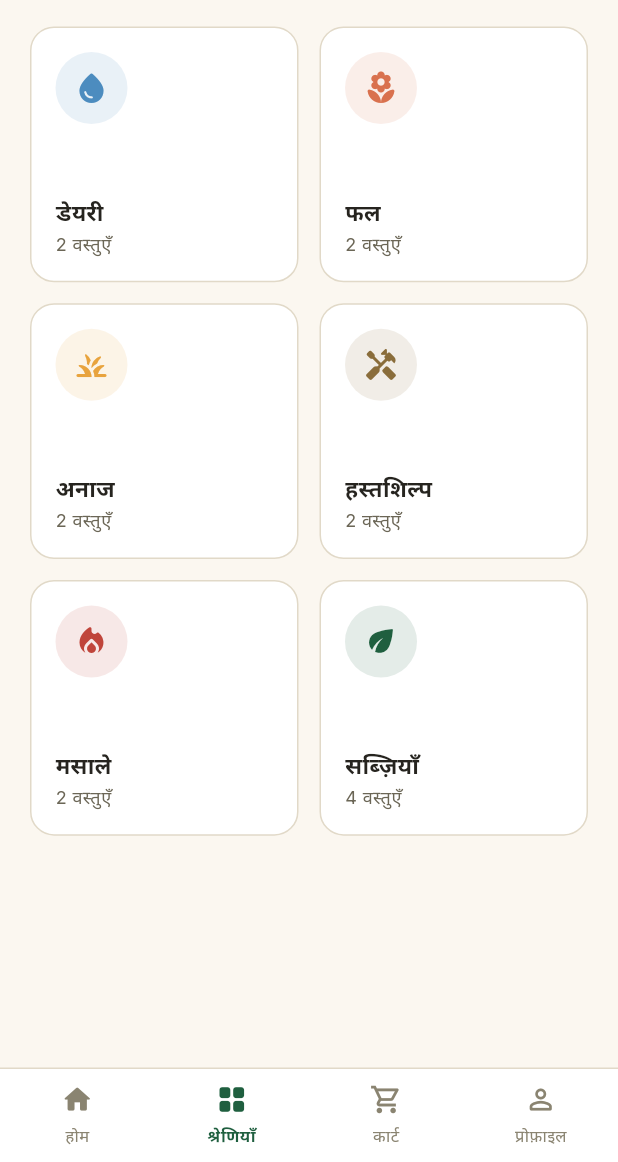
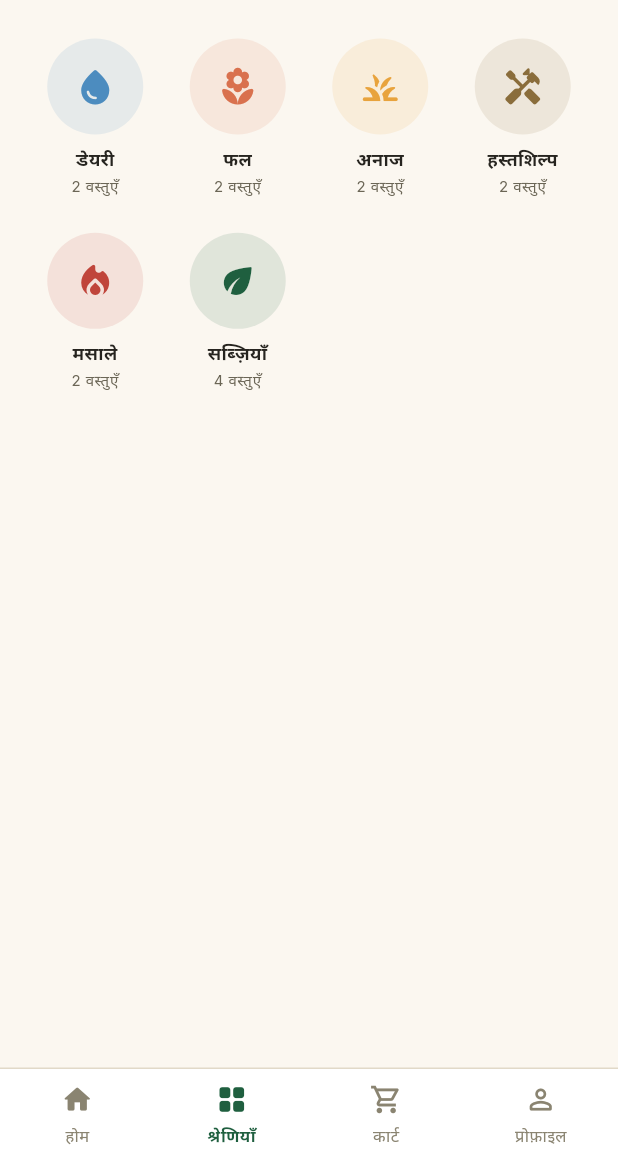
Before and after one commit to kusbilosho/kusbilo, a Flutter app: the screen it shows once a user with an empty profile is signed in, item 2 of the bottom bar chosen, on a phone screen of 412 x 824 dp, the part 74-1236 px from its top. Run offline on Flutter 3.47's test engine with Material 3 defaults, Android fonts, the phone set to English and light mode, and no system bars; our stand-ins replace cloud_firestore, cloud_functions, firebase_auth, firebase_core, firebase_messaging, firebase_storage and 11 more; missing offline and left inert: flutter_soloud, record; accounts and stored records are empty.

Commit message:
Update home_screen.dart

```diff
--- a/lib/features/home/presentation/screens/home_screen.dart
+++ b/lib/features/home/presentation/screens/home_screen.dart
@@ -528,16 +528,16 @@ class _CategoriesTab extends StatelessWidget {
           padding: const EdgeInsets.fromLTRB(20, 0, 20, 24),
           sliver: SliverGrid(
             gridDelegate: const SliverGridDelegateWithFixedCrossAxisCount(
-              crossAxisCount: 2,
-              mainAxisSpacing: 14,
-              crossAxisSpacing: 14,
-              childAspectRatio: 1.05,
+              crossAxisCount: 4,
+              mainAxisSpacing: 18,
+              crossAxisSpacing: 8,
+              childAspectRatio: 0.78,
             ),
             delegate: SliverChildBuilderDelegate(
               (context, i) {
                 final cat = catalog.categories[i];
                 final count = catalog.productsByCategory(cat.id).length;
-                return _CategoryBigCard(
+                return _CategoryGridTile(
                   label: cat.name(lang),
                   icon: cat.icon,
                   color: cat.color,
@@ -965,7 +965,12 @@ class _CategoryCircle extends StatelessWidget {
 }
 
 /// Bigger tappable category card used on the full Categories tab.
-class _CategoryBigCard extends StatelessWidget {
+/// Clean, dense icon-grid tile for the full Categories page — matches
+/// the layout used by major grocery/shopping apps (large marketplaces):
+/// a colored circular icon with the label and item count underneath,
+/// no card chrome. Visually consistent with the small `_CategoryCircle`
+/// preview used on the Home tab, just sized up for a standalone grid.
+class _CategoryGridTile extends StatelessWidget {
   final String label;
   final IconData icon;
   final Color color;
@@ -973,7 +978,7 @@ class _CategoryBigCard extends StatelessWidget {
   final String itemsLabel;
   final VoidCallback onTap;
 
-  const _CategoryBigCard({
+  const _CategoryGridTile({
     required this.label,
     required this.icon,
     required this.color,
@@ -987,45 +992,45 @@ class _CategoryBigCard extends StatelessWidget {
     return InkWell(
       onTap: onTap,
       borderRadius: BorderRadius.circular(16),
-      child: Container(
-        padding: const EdgeInsets.all(16),
-        decoration: BoxDecoration(
-          color: Colors.white,
-          borderRadius: BorderRadius.circular(16),
-          border: Border.all(color: AppColors.line, width: 1),
-        ),
+      child: Padding(
+        padding: const EdgeInsets.symmetric(vertical: 8),
         child: Column(
-          crossAxisAlignment: CrossAxisAlignment.start,
+          mainAxisSize: MainAxisSize.min,
           children: [
             Container(
-              width: 48,
-              height: 48,
+              width: 64,
+              height: 64,
               decoration: BoxDecoration(color: color.withOpacity(0.12), shape: BoxShape.circle),
               child: (imageUrl != null && imageUrl!.isNotEmpty)
                   ? ClipOval(
-                      // Same zoom-crop as the small Home circle — pulls
-                      // the subject out from the middle of whatever
-                      // plain background the source photo was shot on.
+                      // Same zoom-crop as the Home circle — pulls the
+                      // subject out from the middle of whatever plain
+                      // background the source photo was shot on.
                       child: Transform.scale(
                         scale: 1.35,
                         child: Image.network(
                           imageUrl!,
-                          width: 48,
-                          height: 48,
+                          width: 64,
+                          height: 64,
                           fit: BoxFit.cover,
-                          errorBuilder: (_, __, ___) => Icon(icon, color: color, size: 24),
+                          errorBuilder: (_, __, ___) => Icon(icon, color: color, size: 28),
                         ),
                       ),
                     )
-                  : Icon(icon, color: color, size: 24),
-            ),
-            const Spacer(),
-            Text(label,
-                style: AppTextStyles.body(fontSize: 15, fontWeight: FontWeight.w700),
-                maxLines: 1,
-                overflow: TextOverflow.ellipsis),
+                  : Icon(icon, color: color, size: 28),
+            ),
+            const SizedBox(height: 8),
+            Text(
+              label,
+              textAlign: TextAlign.center,
+              maxLines: 2,
+              overflow: TextOverflow.ellipsis,
+              style: AppTextStyles.body(fontSize: 12, fontWeight: FontWeight.w700),
+            ),
             const SizedBox(height: 2),
-            Text(itemsLabel, style: AppTextStyles.caption(fontSize: 12, color: AppColors.mutedDark)),
+            Text(itemsLabel,
+                textAlign: TextAlign.center,
+                style: AppTextStyles.caption(fontSize: 10, color: AppColors.mutedDark)),
           ],
         ),
       ),
```
